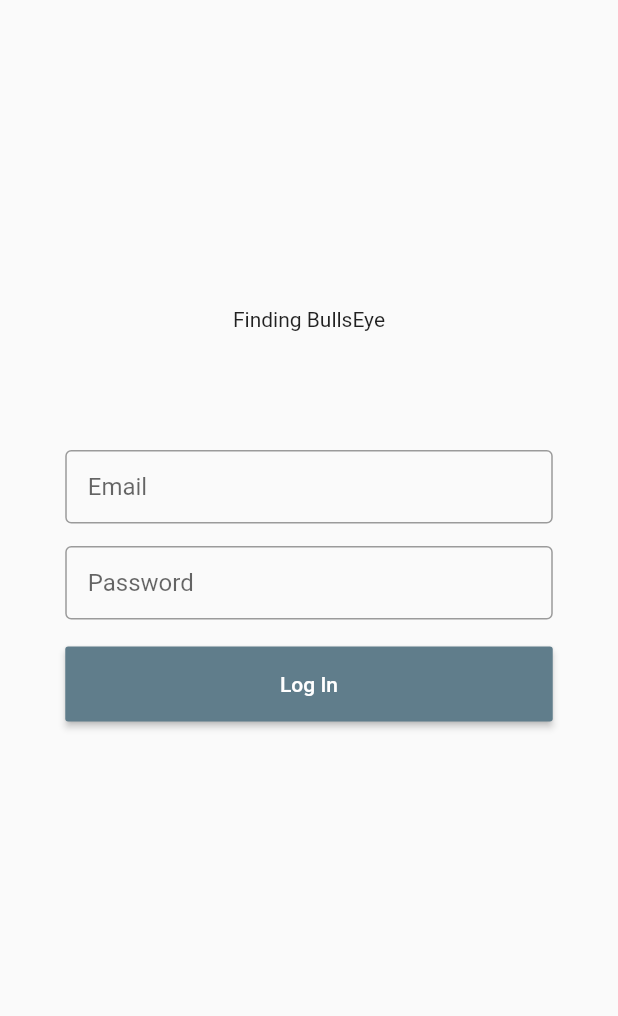
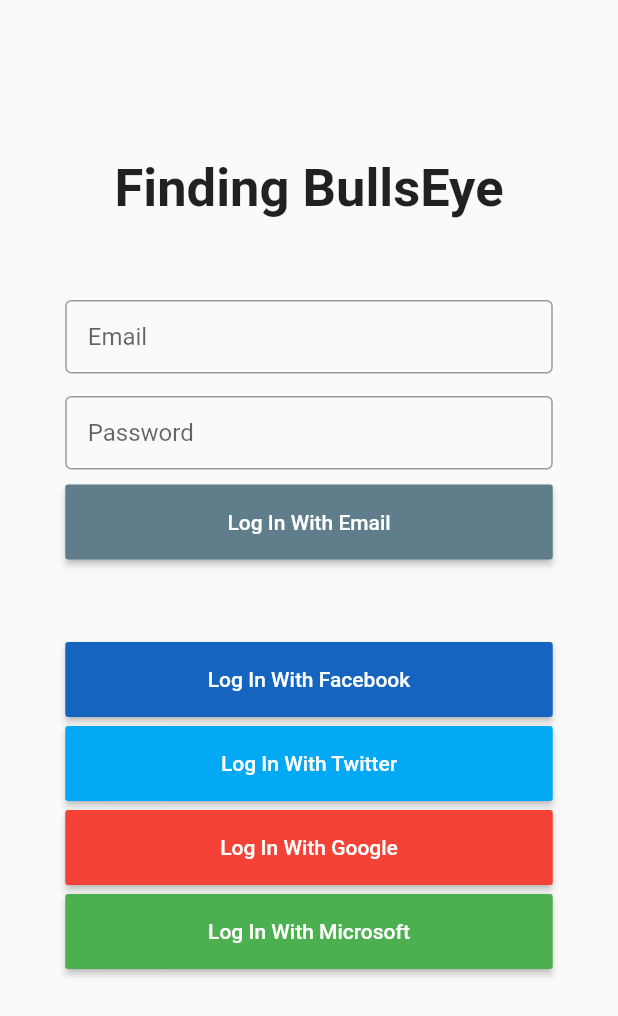
Before and after one commit to adriandltd/Pet-Finder-App, a Flutter app: the screen it shows after launch, on a phone screen of 412 x 824 dp. Shown: the top 1016 px of the screen. Run offline on Flutter 3.47's test engine with Material 2 defaults, Android fonts, the phone set to English and light mode, and no system bars; our stand-ins replace firebase_auth; accounts and stored records are empty.

Commit message:
Login Page Buttons

```diff
--- a/lib/loginPage.dart
+++ b/lib/loginPage.dart
@@ -1,14 +1,14 @@
 import 'package:animation_exp/SwipeAnimation/index.dart';
 import 'package:flutter/material.dart';
-
+import 'package:firebase_auth/firebase_auth.dart';
 
 class MyLoginPage extends StatelessWidget {
   var userCtrl = TextEditingController();
   var passCtrl = TextEditingController();
 
   void loginStuff(context) async {
-    Navigator.push(context,
-        MaterialPageRoute(builder: (context) => CardDemo()));
+    Navigator.push(
+        context, MaterialPageRoute(builder: (context) => CardDemo()));
   }
 
   @override
@@ -20,10 +20,8 @@ class MyLoginPage extends StatelessWidget {
         children: <Widget>[
           Column(
             children: <Widget>[
-              Padding(padding: const EdgeInsets.only(top: 205.0)),
-              SizedBox(
-                  height: 75.0,
-                  child: Text("Finding BullsEye")),
+              Padding(padding: const EdgeInsets.only(top: 105.0)),
+              SizedBox(height: 75.0, child: Text("Finding BullsEye", style: TextStyle(fontSize: 35, fontWeight: FontWeight.w600))),
               Padding(padding: const EdgeInsets.only(top: 20.0)),
               Container(
                   width: 325,
@@ -49,18 +47,66 @@ class MyLoginPage extends StatelessWidget {
                           contentPadding: EdgeInsets.all(15),
                           border: OutlineInputBorder(),
                           focusedBorder: OutlineInputBorder()))),
-              Padding(padding: const EdgeInsets.only(top: 18.0)),
+              Padding(padding: const EdgeInsets.only(top: 10.0)),
               ButtonTheme(
                   minWidth: 325.0,
                   height: 50.0,
                   child: RaisedButton(
                     color: Colors.blueGrey,
                     child:
-                        Text("Log In", style: TextStyle(color: Colors.white)),
+                        Text("Log In With Email", style: TextStyle(color: Colors.white)),
                     onPressed: () {
                       loginStuff(context);
                     },
-                  ))
+                  )),
+              Padding(padding: const EdgeInsets.only(top: 55.0)),
+              ButtonTheme(
+                  minWidth: 325.0,
+                  height: 50.0,
+                  child: RaisedButton(
+                    color: Colors.blue[800],
+                    child:
+                        Text("Log In With Facebook", style: TextStyle(color: Colors.white)),
+                    onPressed: () {
+                      loginStuff(context);
+                    },
+                  )),
+              Padding(padding: const EdgeInsets.only(top: 6.0)),
+              ButtonTheme(
+                  minWidth: 325.0,
+                  height: 50.0,
+                  child: RaisedButton(
+                    color: Colors.lightBlue,
+                    child:
+                        Text("Log In With Twitter", style: TextStyle(color: Colors.white)),
+                    onPressed: () {
+                      loginStuff(context);
+                    },
+                  )),
+              Padding(padding: const EdgeInsets.only(top: 6.0)),
+              ButtonTheme(
+                  minWidth: 325.0,
+                  height: 50.0,
+                  child: RaisedButton(
+                    color: Colors.red,
+                    child:
+                        Text("Log In With Google", style: TextStyle(color: Colors.white)),
+                    onPressed: () {
+                      loginStuff(context);
+                    },
+                  )),
+                  Padding(padding: const EdgeInsets.only(top: 6.0)),
+              ButtonTheme(
+                  minWidth: 325.0,
+                  height: 50.0,
+                  child: RaisedButton(
+                    color: Colors.green,
+                    child:
+                        Text("Log In With Microsoft", style: TextStyle(color: Colors.white)),
+                    onPressed: () {
+                      loginStuff(context);
+                    },
+                  )),
             ],
           ),
         ],
```
Also changed, not shown: 6 other files.
